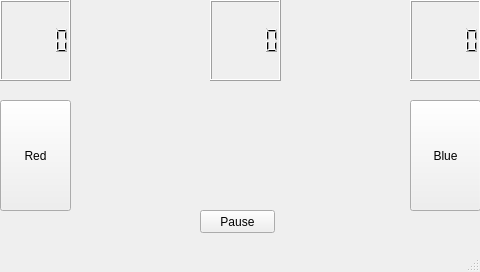
The window that Mochi-Pounders/mainwindow.ui (amfaller/Mochi-Pounders) describes before a commit, drawn with Qt 5.
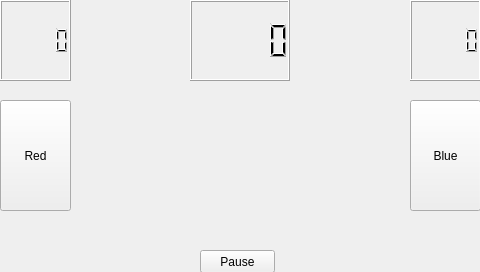
The same window after the commit.

Commit message: Implemented basic mochi

The edit to the form file:
```diff
--- a/Mochi-Pounders/mainwindow.ui
+++ b/Mochi-Pounders/mainwindow.ui
@@ -63,9 +63,9 @@
    <widget class="QLCDNumber" name="TimeCounter">
     <property name="geometry">
      <rect>
-      <x>210</x>
+      <x>190</x>
       <y>0</y>
-      <width>71</width>
+      <width>100</width>
       <height>81</height>
      </rect>
     </property>
@@ -74,7 +74,7 @@
     <property name="geometry">
      <rect>
       <x>200</x>
-      <y>210</y>
+      <y>250</y>
       <width>75</width>
       <height>23</height>
      </rect>
@@ -83,18 +83,20 @@
      <string>Pause</string>
     </property>
    </widget>
-  </widget>
-  <widget class="QMenuBar" name="menubar">
+   <widget class="QLabel" name="Mochi">
    <property name="geometry">
     <rect>
-     <x>0</x>
-     <y>0</y>
-     <width>480</width>
-     <height>21</height>
-    </rect>
-   </property>
-  </widget>
-  <widget class="QStatusBar" name="statusbar"/>
+      <x>165</x>
+      <y>75</y>
+      <width>150</width>
+      <height>150</height>
+     </rect>
+    </property>
+    <property name="text">
+     <string/>
+    </property>
+   </widget>
+  </widget>
  </widget>
  <resources/>
  <connections/>
```
Lines whose indentation alone changed are shown as unchanged. The commit also changes 22 other files.
